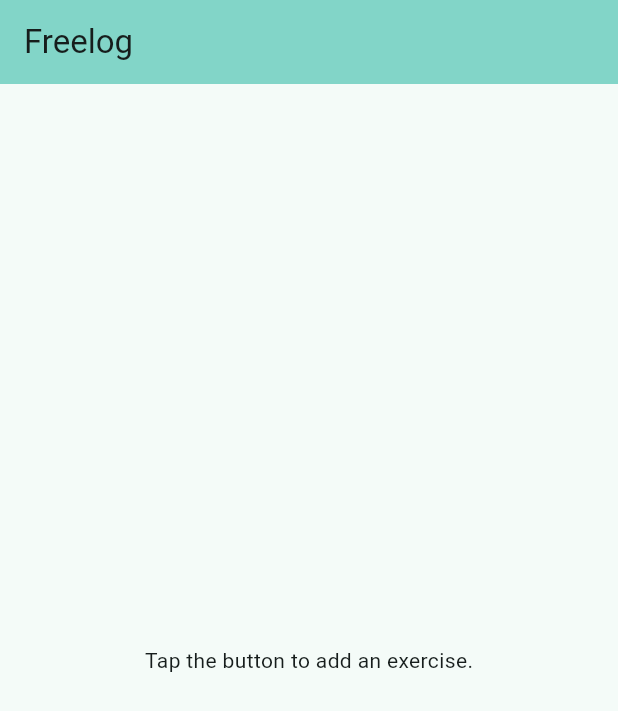
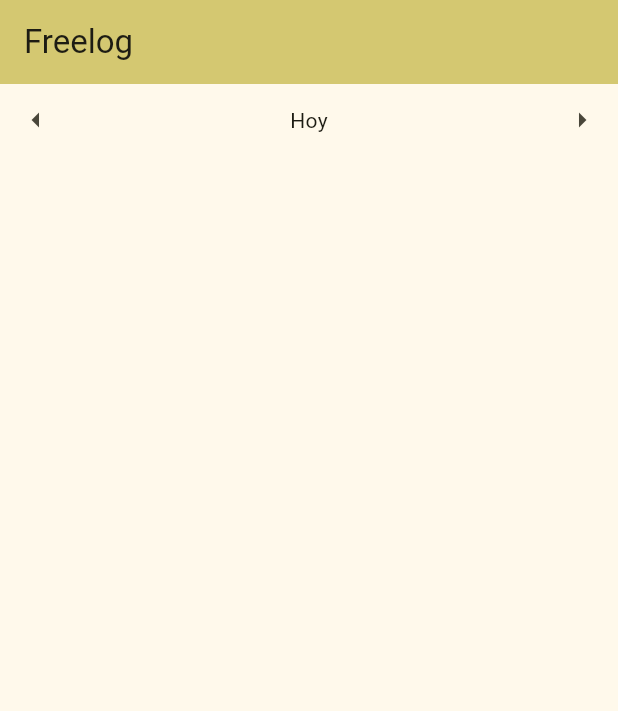
Before and after one commit to danilopedraza/freelog, a Flutter app: the screen it shows after launch, on a phone screen of 412 x 824 dp. Shown: the top 711 px of the screen. Run offline on Flutter 3.47's test engine with Material 2 defaults, Android fonts, the phone set to English and light mode, and no system bars.

Commit message:
add day row

```diff
--- a/lib/main.dart
+++ b/lib/main.dart
@@ -28,7 +28,7 @@
         //
         // This works for code too, not just values: Most code changes can be
         // tested with just a hot reload.
-        colorScheme: ColorScheme.fromSeed(seedColor: Colors.teal),
+        colorScheme: ColorScheme.fromSeed(seedColor: Colors.yellow),
         useMaterial3: true,
       ),
       home: const MyHomePage(title: 'Freelog'),
@@ -68,30 +68,18 @@
         // the App.build method, and use it to set our appbar title.
         title: Text(title),
       ),
-      body: const Center(
-        // Center is a layout widget. It takes a single child and positions it
-        // in the middle of the parent.
-        child: Column(
-          // Column is also a layout widget. It takes a list of children and
-          // arranges them vertically. By default, it sizes itself to fit its
-          // children horizontally, and tries to be as tall as its parent.
-          //
-          // Column has various properties to control how it sizes itself and
-          // how it positions its children. Here we use mainAxisAlignment to
-          // center the children vertically; the main axis here is the vertical
-          // axis because Columns are vertical (the cross axis would be
-          // horizontal).
-          //
-          // TRY THIS: Invoke "debug painting" (choose the "Toggle Debug Paint"
-          // action in the IDE, or press "p" in the console), to see the
-          // wireframe for each widget.
-          mainAxisAlignment: MainAxisAlignment.center,
-          children: <Widget>[
-            Text(
-              'Tap the button to add an exercise.',
-            ),
-          ],
-        ),
+      body: Stack(
+        children: [
+          Row(
+            children: [
+              IconButton(onPressed: () {}, icon: const Icon(Icons.arrow_left)),
+              const Spacer(),
+              const Text("Hoy"),
+              const Spacer(),
+              IconButton(onPressed: () {}, icon: const Icon(Icons.arrow_right)),
+            ],
+          ),
+        ],
       ),
     );
   }
```
